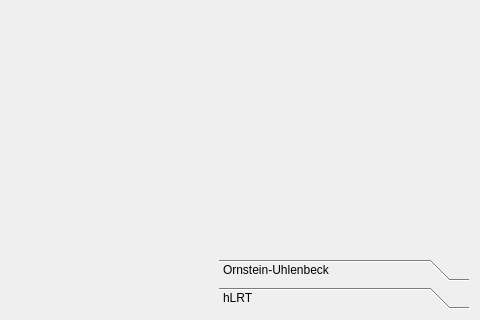
Old version of the form Tools/ToolStochasticityInspector/qtstochasticityinspectormaindialog.ui in the repository richelbilderbeek/ProjectRichelBilderbeek; both pictures show x 515 to 995 and y 328 to 648 of the 995 by 648 pixel window.
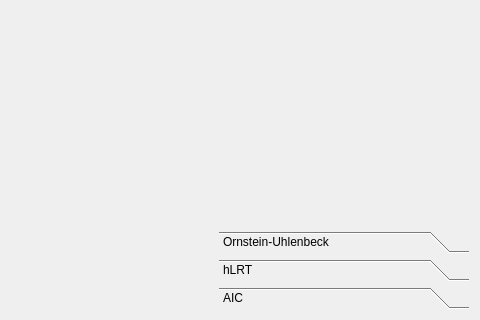
New version of the form. The open tabs and pages were chosen to show the change. Custom widgets are drawn as their Qt base class.

```diff
--- a/Tools/ToolStochasticityInspector/qtstochasticityinspectormaindialog.ui
+++ b/Tools/ToolStochasticityInspector/qtstochasticityinspectormaindialog.ui
@@ -92,8 +92,8 @@
        <rect>
         <x>0</x>
         <y>0</y>
-        <width>100</width>
-        <height>30</height>
+        <width>250</width>
+        <height>506</height>
        </rect>
       </property>
       <attribute name="label">
@@ -129,6 +129,14 @@
        <string>Hierarchical Likelihood Ratio Test</string>
       </attribute>
      </widget>
+     <widget class="QWidget" name="page_aic">
+      <attribute name="label">
+       <string>AIC</string>
+      </attribute>
+      <attribute name="toolTip">
+       <string>Akaike Information Criterion</string>
+      </attribute>
+     </widget>
     </widget>
    </item>
   </layout>
```
Left out of the diff: 16 changed lines with no effect on the pictures.
